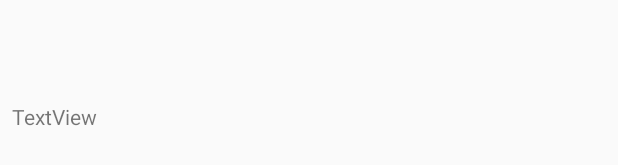
After one commit to xpochybova/SemestralneZadanie, an Android app: the layout image_post_layout.xml on its own in the app's theme, with its tools: preview values and no code run, on a phone screen of 412 x 824 dp. The commit adds this screen. Shown: the part 467-632 px from the top of the screen. Run offline under Robolectric (Android 15) with nearby library versions, the phone set to English and light mode, and no system bars.

Commit message:
add images

```diff
--- a/app/src/main/AndroidManifest.xml
+++ b/app/src/main/AndroidManifest.xml
@@ -1,6 +1,7 @@
 <?xml version="1.0" encoding="utf-8"?>
 <manifest xmlns:android="http://schemas.android.com/apk/res/android"
     package="com.yyy.xxx.semestralnezadananie">
+    <uses-permission android:name="android.permission.INTERNET" />
 
     <uses-permission android:name="android.permission.READ_EXTERNAL_STORAGE"/>
 
--- a/app/src/main/java/com/yyy/xxx/semestralnezadananie/Activities/LoginActivity.java
+++ b/app/src/main/java/com/yyy/xxx/semestralnezadananie/Activities/LoginActivity.java
@@ -221,7 +221,7 @@ public class LoginActivity extends AppCompatActivity {
 
         String password = passwd_editText.getText().toString();
 
-        if (isCreate && !isValidPassword(password))
+        if (isCreate && password.isEmpty())
         {
             passwd_editText.setError("must contain upper case, lower case character and number, must contain at least 6 characters.");
             valid = false;
--- /dev/null
+++ b/app/src/main/res/layout/image_post_layout.xml
@@ -0,0 +1,43 @@
+<?xml version="1.0" encoding="utf-8"?>
+<android.support.constraint.ConstraintLayout xmlns:android="http://schemas.android.com/apk/res/android"
+    xmlns:app="http://schemas.android.com/apk/res-auto"
+    xmlns:tools="http://schemas.android.com/tools"
+    android:layout_width="match_parent"
+    android:layout_height="match_parent">
+
+    <!--<ImageView-->
+        <!--android:id="@+id/my_image_view"-->
+        <!--android:layout_width="match_parent"-->
+        <!--android:layout_height="match_parent"-->
+        <!--app:layout_constraintBottom_toTopOf="parent"-->
+        <!--app:layout_constraintEnd_toStartOf="parent"-->
+        <!--app:layout_constraintStart_toStartOf="parent"-->
+        <!--app:layout_constraintTop_toTopOf="parent">-->
+
+        <!--<TextView-->
+            <!--android:id="@+id/textViewImage"-->
+            <!--android:layout_width="wrap_content"-->
+            <!--android:layout_height="wrap_content"-->
+            <!--android:text="TextView"-->
+            <!--tools:layout_editor_absoluteX="75dp"-->
+            <!--tools:layout_editor_absoluteY="81dp" />-->
+
+    <!--</ImageView>-->
+
+    <TextView
+        android:id="@+id/textViewImage"
+        android:layout_width="0dp"
+        android:layout_height="66dp"
+        android:layout_marginStart="8dp"
+        android:layout_marginLeft="8dp"
+        android:layout_marginTop="8dp"
+        android:layout_marginEnd="8dp"
+        android:layout_marginRight="8dp"
+        android:layout_marginBottom="8dp"
+        android:text="TextView"
+        app:layout_constraintBottom_toBottomOf="parent"
+        app:layout_constraintEnd_toEndOf="parent"
+        app:layout_constraintStart_toStartOf="parent"
+        app:layout_constraintTop_toTopOf="parent" />
+
+</android.support.constraint.ConstraintLayout>
```
Also changed, not shown: app/src/main/java/com/yyy/xxx/semestralnezadananie/Activities/MyAppGlideModule.java (added, +25 -0 lines), app/src/main/java/com/yyy/xxx/semestralnezadananie/Activities/ReadFromDatabase.java (+8 -11 lines), app/src/main/java/com/yyy/xxx/semestralnezadananie/RecyclerViewAdapters/PostRecyclerView_ImageViewHolder.java (added, +22 -0 lines), 3 other files.
